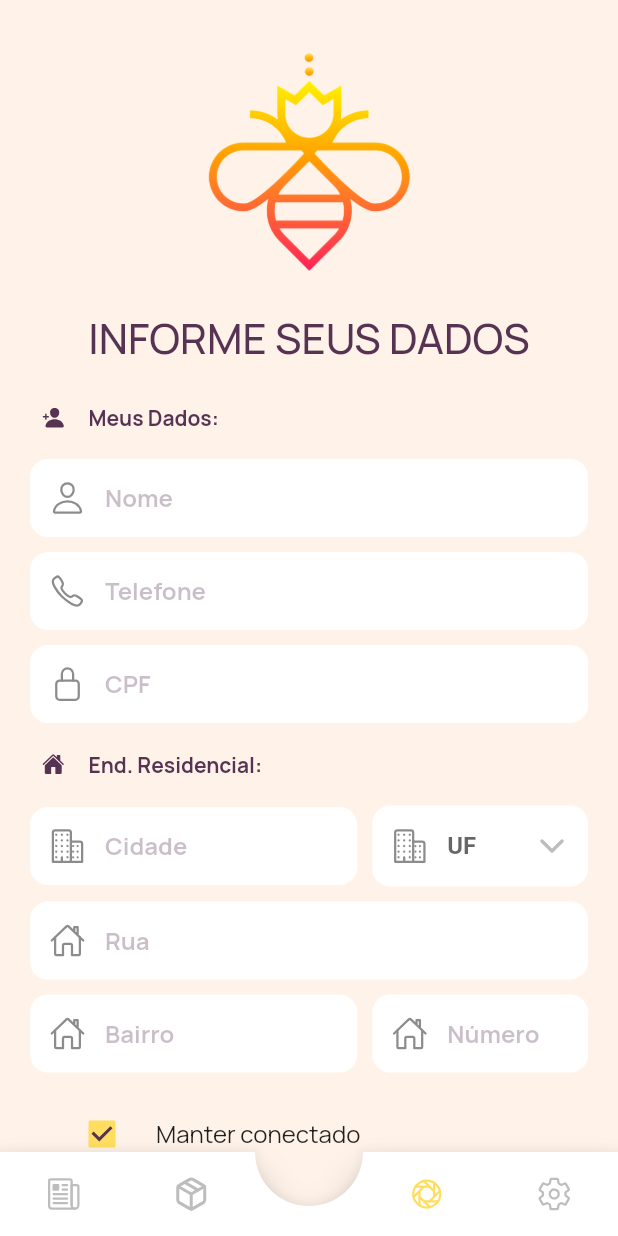
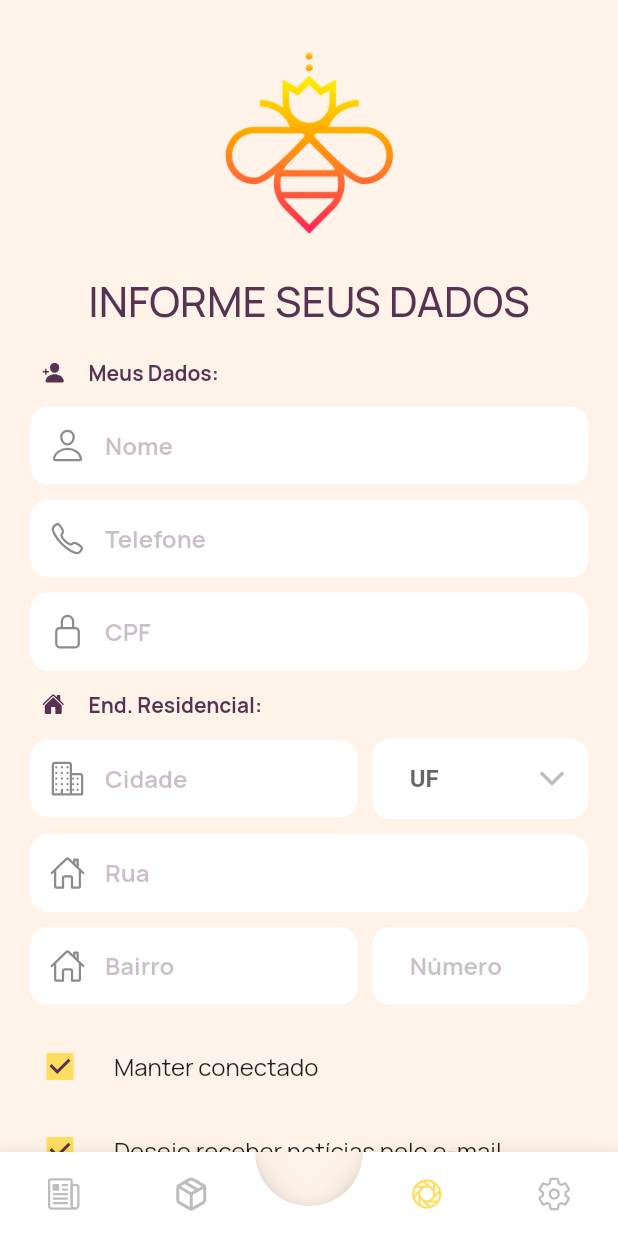
Before and after one commit to joaovvrodrigues/beecontrol, a Flutter app: the screen it shows after launch, item 3 of the bottom bar chosen, on a phone screen of 412 x 824 dp. Run offline on Flutter 3.47's test engine with Material 2 defaults, Android fonts, the phone set to English and light mode, and no system bars; drawn by our look-alikes of animated_bottom_navigation_bar; our stand-ins replace brasil_fields, flutter_feather_icons, flutter_spinkit, flutter_staggered_animations, ionicons, share_plus and 2 more; missing offline and left inert: webfeed; network calls fail.

Commit message:
small design changes

```diff
--- a/lib/pages/control_sheet/widgets/bee_pasture.dart
+++ b/lib/pages/control_sheet/widgets/bee_pasture.dart
@@ -14,7 +14,7 @@ class BeePasture extends StatelessWidget {
   @override
   Widget build(BuildContext context) {
     return Row(
-      mainAxisAlignment: MainAxisAlignment.spaceAround,
+      mainAxisAlignment: MainAxisAlignment.start,
       children: [
         Expanded(
           child: RadioListTile<PastoApicola>(
@@ -22,6 +22,7 @@ class BeePasture extends StatelessWidget {
               value: PastoApicola.polen,
               groupValue: groupValue,
               contentPadding: EdgeInsets.all(0),
+              dense: true,
               onChanged: onChanged),
         ),
         Expanded(
@@ -29,6 +30,7 @@ class BeePasture extends StatelessWidget {
               title: const Text('Entrada de Néctar'),
               value: PastoApicola.nectar,
               groupValue: groupValue,
+              dense: true,
               contentPadding: EdgeInsets.all(0),
               onChanged: onChanged),
         ),
@@ -38,6 +40,7 @@ class BeePasture extends StatelessWidget {
               contentPadding: EdgeInsets.all(0),
               value: PastoApicola.florada,
               groupValue: groupValue,
+              dense: true,
               onChanged: onChanged),
         ),
       ],
--- a/lib/pages/news/widgets/news_card.dart
+++ b/lib/pages/news/widgets/news_card.dart
@@ -26,7 +26,7 @@ class NewsCard extends StatelessWidget {
   @override
   Widget build(BuildContext context) {
     return Padding(
-      padding: const EdgeInsets.symmetric(vertical: 10),
+      padding: const EdgeInsets.symmetric(vertical: 5),
       child: InkWell(
         borderRadius: BorderRadius.circular(20),
         onTap: _launchURL,
--- a/lib/pages/register/register_page.dart
+++ b/lib/pages/register/register_page.dart
@@ -28,10 +28,10 @@ class _RegisterPageState extends State<RegisterPage> {
     return SafeArea(
         child: Scaffold(
             // appBar: PreferredSize(
-            //   preferredSize: Size.fromHeight(80.0),
+            //   preferredSize: Size.fromHeight(55.0),
             //   child: Padding(
             //       padding:
-            //           const EdgeInsets.symmetric(horizontal: 20, vertical: 16),
+            //           const EdgeInsets.symmetric(horizontal: 20),
             //       child: Row(
             //         mainAxisAlignment: MainAxisAlignment.spaceBetween,
             //         children: [
@@ -60,7 +60,7 @@ class _RegisterPageState extends State<RegisterPage> {
                               padding: const EdgeInsets.all(12.0),
                               child: Image.asset(
                                 AppImages.logo,
-                                height: 150,
+                                height: 125,
                               ),
                             ),
                             Center(
@@ -246,7 +246,7 @@ class _RegisterPageState extends State<RegisterPage> {
                                         top: 5, bottom: 5, left: 5),
                                     child: CustomFormField(
                                       hintText: 'Número',
-                                      icon: Ionicons.home_outline,
+                                      // icon: Ionicons.home_outline,
                                       inputFormatters: [
                                         FilteringTextInputFormatter.digitsOnly
                                       ],
@@ -263,15 +263,16 @@ class _RegisterPageState extends State<RegisterPage> {
                               ],
                             ),
                             Padding(
-                              padding: const EdgeInsets.symmetric(
-                                  horizontal: 12, vertical: 8),
+                              padding: const EdgeInsets.symmetric(vertical: 8),
                               child: Column(
                                 children: [
                                   CustomCheckBox(
+                                      contentPadding: EdgeInsets.all(0),
                                       value: true,
                                       title: 'Manter conectado',
                                       onChanged: (bool) {}),
                                   CustomCheckBox(
+                                      contentPadding: EdgeInsets.all(0),
                                       value: true,
                                       title:
                                           'Desejo receber notícias pelo e-mail',
--- a/lib/shared/custom_dropdown_field.dart
+++ b/lib/shared/custom_dropdown_field.dart
@@ -28,6 +28,8 @@ class CustomDropDownField extends StatelessWidget {
   @override
   Widget build(BuildContext context) {
     return DropdownButtonFormField<String>(
+      // isExpanded: true,
+      // isDense: true,
       value: initialValue,
       items: items,
       autovalidateMode: AutovalidateMode.onUserInteraction,
@@ -40,17 +42,17 @@ class CustomDropDownField extends StatelessWidget {
           fontSize: 16, fontWeight: FontWeight.w700, color: AppTheme.dandelion),
       decoration: InputDecoration(
         // Configurações do Prefix
-        prefixIcon: Padding(
-          padding: const EdgeInsets.all(12.0),
-          child: Icon(
-            icon,
-            size: size,
-          ),
-        ),
-        prefixIconConstraints: BoxConstraints(
-          minWidth: 50,
-          minHeight: 25,
-        ),
+        // prefixIcon: Padding(
+        //   padding: const EdgeInsets.all(12.0),
+        //   child: Icon(
+        //     icon,
+        //     size: size,
+        //   ),
+        // ),
+        // prefixIconConstraints: BoxConstraints(
+        //   minWidth: 50,
+        //   minHeight: 25,
+        // ),
 
         // Configurações do fundo
         filled: true,
--- a/lib/shared/custom_text_field.dart
+++ b/lib/shared/custom_text_field.dart
@@ -53,17 +53,21 @@ class CustomFormField extends StatelessWidget {
           fontSize: 16, fontWeight: FontWeight.w900, color: AppTheme.dandelion),
       decoration: InputDecoration(
         // Configurações do Prefix
-        prefixIcon: Padding(
+        prefixIcon: icon != null
+            ? Padding(
                 padding: const EdgeInsets.all(12.0),
                 child: Icon(
                   icon,
                   size: size,
                 ),
-        ),
-        prefixIconConstraints: BoxConstraints(
+              )
+            : null,
+        prefixIconConstraints: icon != null
+            ? BoxConstraints(
                 minWidth: 50,
                 minHeight: 25,
-        ),
+              )
+            : null,
 
         // Configurações do fundo
         filled: true,
--- a/lib/shared/guide_title.dart
+++ b/lib/shared/guide_title.dart
@@ -3,21 +3,19 @@ import 'package:beecontrol/core/app_theme.dart';
 import 'package:flutter/material.dart';
 
 class GuideTitle extends StatelessWidget {
-  const GuideTitle({Key? key, required this.icon, required this.title}) : super(key: key);
+  const GuideTitle({Key? key, required this.icon, required this.title})
+      : super(key: key);
   final IconData icon;
   final String title;
 
   @override
   Widget build(BuildContext context) {
     return Container(
-      child: Padding(
-        padding: const EdgeInsets.symmetric(vertical: 5),
       child: Row(
         children: [
           Padding(
             padding: const EdgeInsets.all(8.0),
-              child: Icon(icon,
-                  size: 15, color: AppTheme.eclipse),
+            child: Icon(icon, size: 15, color: AppTheme.eclipse),
           ),
           Padding(
             padding: const EdgeInsets.all(8.0),
@@ -28,7 +26,6 @@ class GuideTitle extends StatelessWidget {
           ),
         ],
       ),
-      ),
     );
   }
 }
```
Also changed, not shown: lib/pages/apiaries/apiaries_page.dart (+4 -5 lines), lib/pages/apiaries/widgets/apiaries_card.dart (+6 -5 lines), lib/pages/apiaries/widgets/search_widget.dart (+3 -5 lines), lib/pages/apiary_options/edit_apiary.dart (+4 -5 lines), lib/pages/apiary_options/submit_apiary_page.dart (+3 -4 lines), lib/pages/apiary_report/apiary_page.dart (+12 -13 lines), lib/pages/apiary_report/widgets/reports_card.dart (+6 -1 lines), lib/pages/control_sheet/control_sheet_page.dart (+12 -10 lines), lib/pages/control_sheet/widgets/comments.dart (+12 -14 lines), lib/pages/control_sheet/widgets/goals_card.dart (+18 -3 lines), lib/pages/control_sheet/widgets/hive_card.dart (+5 -6 lines), lib/pages/news/news_page.dart (+3 -4 lines), lib/pages/settings/settings_page.dart (+3 -4 lines). Lines whose indentation alone changed are shown as unchanged.
